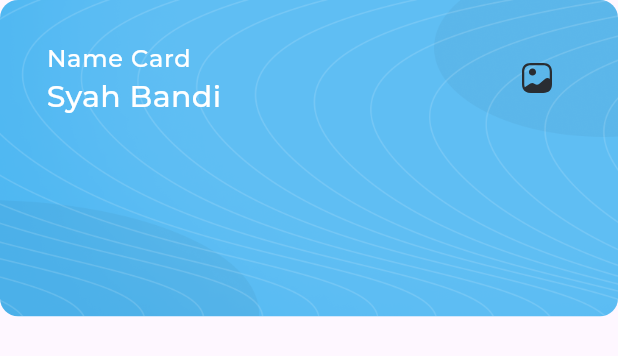
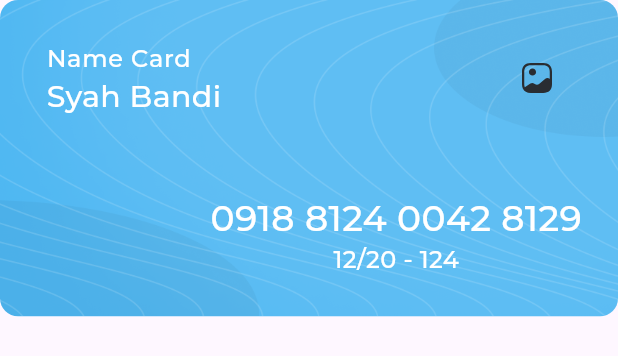
Before and after one commit to seifmoustafa/responsive_dash_board, a Flutter app: the MyCard widget shown alone on an empty page, opened directly, on a phone screen of 412 x 824 dp. Shown: the top 356 px of the screen. Run offline on Flutter 3.47's test engine with Material 3 defaults, Android fonts, the phone set to English and light mode, and no system bars; our stand-ins replace flutter_svg; project files that could hold a hidden picture were left out.

Commit message:
my card done

```diff
--- a/lib/views/widgets/my_card.dart
+++ b/lib/views/widgets/my_card.dart
@@ -22,6 +22,7 @@ class MyCard extends StatelessWidget {
             ),
           ),
           child: Column(
+            crossAxisAlignment: CrossAxisAlignment.end,
             children: [
               ListTile(
                 contentPadding:
@@ -35,6 +36,27 @@ class MyCard extends StatelessWidget {
                   style: AppStyles.styleMedium20,
                 ),
                 trailing: SvgPicture.asset(Assets.imagesGallery),
+              ),
+              const Expanded(child: SizedBox()),
+              Padding(
+                padding: const EdgeInsets.only(right: 24),
+                child: Column(
+                  children: [
+                    Text(
+                      '0918 8124 0042 8129',
+                      style: AppStyles.styleSemiBold24
+                          .copyWith(color: Colors.white),
+                    ),
+                    Text(
+                      '12/20 - 124',
+                      style: AppStyles.styleRegular16
+                          .copyWith(color: Colors.white),
+                    ),
+                  ],
+                ),
+              ),
+              const SizedBox(
+                height: 26,
               )
             ],
           ),
```
